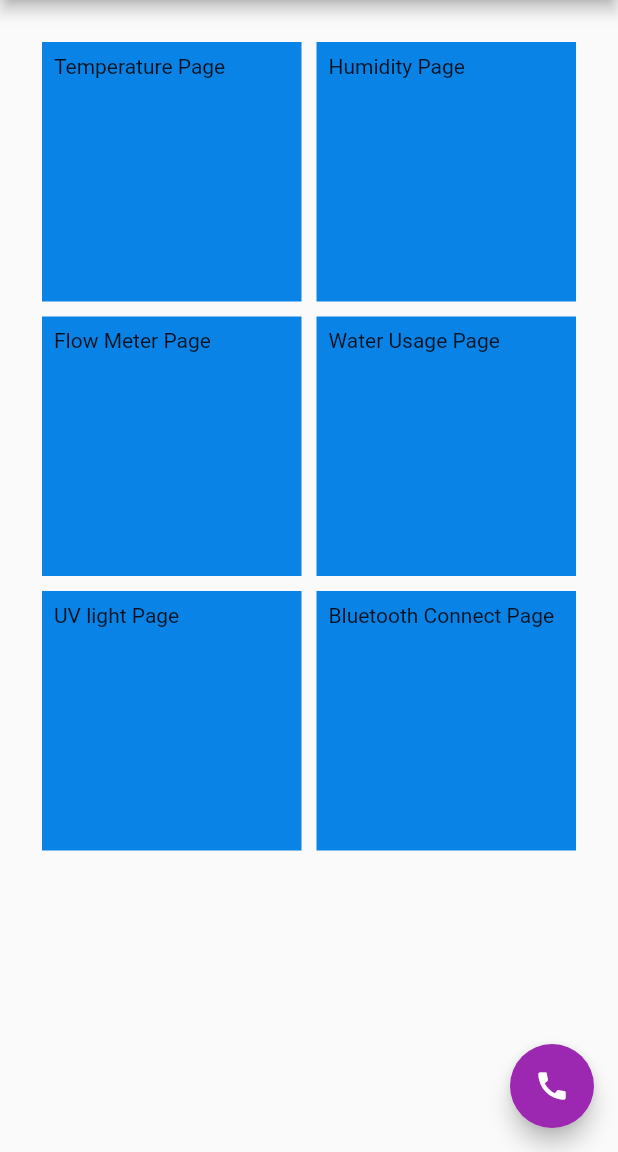
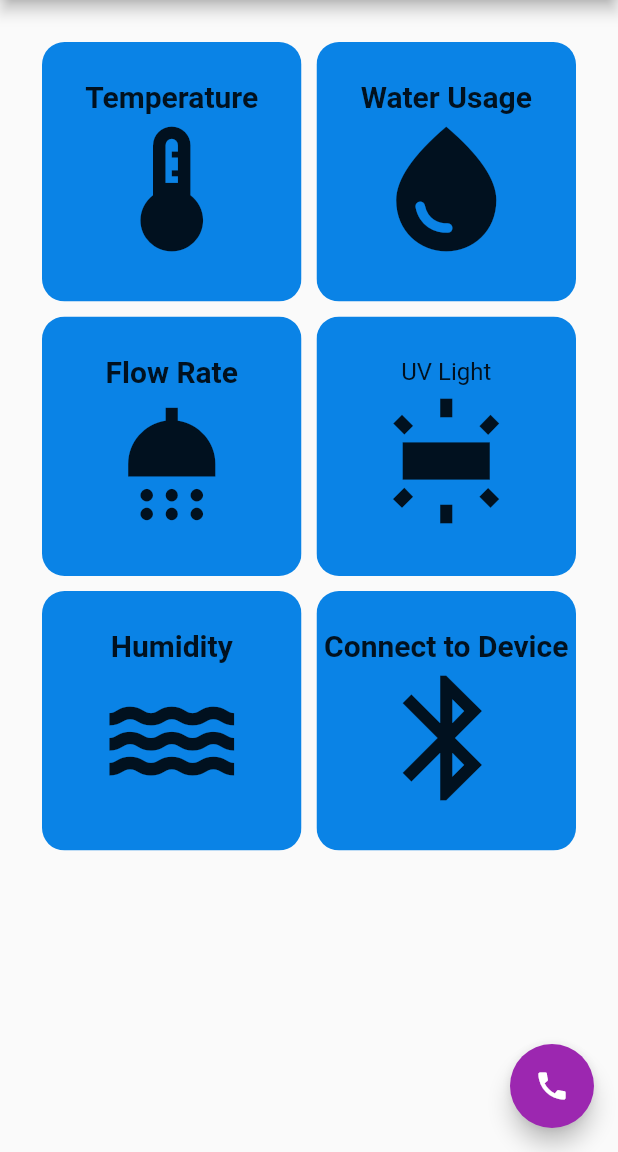
Before and after one commit to jpenolio75/smart_shower_head, a Flutter app: the HomeScreen screen opened directly, on a phone screen of 412 x 824 dp, the part 84-1236 px from its top. Run offline on Flutter 3.47's test engine with Material 2 defaults, Android fonts, the phone set to English and light mode, and no system bars; missing offline and left inert: alan_voice, flutter_phone_direct_caller.

```diff
--- a/lib/main.dart
+++ b/lib/main.dart
@@ -100,83 +100,155 @@ class HomeScreen extends StatelessWidget {
           mainAxisSpacing: 10,
           crossAxisCount: 2,
           children: <Widget>[
-            InkWell(
-              child: Container (
-                padding: const EdgeInsets.all(8),
-                color: const Color.fromARGB(255, 10, 131, 230),
-                child: const Text("Temperature Page"),
-              ),
+            SizedBox.fromSize(
+              size: const Size(56, 56), // button width and height
+              child: ClipRRect(
+                borderRadius: BorderRadius.circular(15),
+                child: Material(
+                  color: const Color.fromARGB(255, 10, 131, 230), // button color
+                  child: InkWell(
+                    splashColor: Colors.white, // splash color
                     onTap: () {
                       Navigator.push(
                         context,
                         MaterialPageRoute(builder: (context) => const TemperaturePage()),
                       );
-              },
+                    }, // button pressed
+                    child: Column(
+                      mainAxisAlignment: MainAxisAlignment.center,
+                      children: const <Widget>[
+                        Text("Temperature", style: TextStyle(fontWeight: FontWeight.bold, fontSize: 20)),
+                        Icon(Icons.thermostat, size: 100), // icon // text
+                      ],
                     ),
-            InkWell(
-              child: Container (
-                padding: const EdgeInsets.all(8),
-                color: const Color.fromARGB(255, 10, 131, 230),
-                child: const Text("Humidity Page"),
                   ),
+                ),
+              ),
+            ),
+            SizedBox.fromSize(
+              size: const Size(56, 56), // button width and height
+              child: ClipRRect(
+                borderRadius: BorderRadius.circular(15),
+                child: Material(
+                  color: const Color.fromARGB(255, 10, 131, 230), // button color
+                  child: InkWell(
+                    splashColor: Colors.white, // splash color
+                    onTap: () {
+                      Navigator.push(
+                        context,
+                        MaterialPageRoute(builder: (context) => const WaterUsePage()),
+                      );
+                    }, // button pressed
+                    child: Column(
+                      mainAxisAlignment: MainAxisAlignment.center,
+                      children: const <Widget>[
+                        Text("Water Usage", style: TextStyle(fontWeight: FontWeight.bold, fontSize: 20)),
+                        Icon(Icons.water_drop, size: 100), // icon // text
+                      ],
+                    ),
+                  ),
+                ),
+              ),
+            ),
+            SizedBox.fromSize(
+              size: const Size(56, 56), // button width and height
+              child: ClipRRect(
+                borderRadius: BorderRadius.circular(15),
+                child: Material(
+                  color: const Color.fromARGB(255, 10, 131, 230), // button color
+                  child: InkWell(
+                    splashColor: Colors.white, // splash color
+                    onTap: () {
+                      Navigator.push(
+                        context,
+                        MaterialPageRoute(builder: (context) => const FlowMeterPage()),
+                      );
+                    }, // button pressed
+                    child: Column(
+                      mainAxisAlignment: MainAxisAlignment.center,
+                      children: const <Widget>[
+                        Text("Flow Rate", style: TextStyle(fontWeight: FontWeight.bold, fontSize: 20)),
+                        Icon(Icons.shower, size: 100), // icon // text
+                      ],
+                    ),
+                  ),
+                ),
+              ),
+            ),
+            SizedBox.fromSize(
+              size: const Size(56, 56), // button width and height
+              child: ClipRRect(
+                borderRadius: BorderRadius.circular(15),
+                child: Material(
+                  color: const Color.fromARGB(255, 10, 131, 230), // button color
+                  child: InkWell(
+                    splashColor: Colors.white, // splash color
+                    onTap: () {
+                      Navigator.push(
+                        context,
+                        MaterialPageRoute(builder: (context) => const UVLightPage()),
+                      );
+                    }, // button pressed
+                    child: Column(
+                      mainAxisAlignment: MainAxisAlignment.center,
+                      children: const <Widget>[
+                        Text("UV Light", style: TextStyle(fontSize: 16)),
+                        Icon(Icons.fluorescent, size: 100), // icon // text
+                      ],
+                    ),
+                  ),
+                ),
+              ),
+            ),
+            SizedBox.fromSize(
+              size: const Size(56, 56), // button width and height
+              child: ClipRRect(
+                borderRadius: BorderRadius.circular(15),
+                child: Material(
+                  color: const Color.fromARGB(255, 10, 131, 230), // button color
+                  child: InkWell(
+                    splashColor: Colors.white, // splash color
                     onTap: () {
                       Navigator.push(
                         context,
                         MaterialPageRoute(builder: (context) => const HumidityPage()),
                       );
-              },
+                    }, // button pressed
+                    child: Column(
+                      mainAxisAlignment: MainAxisAlignment.center,
+                      children: const <Widget>[
+                        Text("Humidity", style: TextStyle(fontWeight: FontWeight.bold, fontSize: 20)),
+                        Icon(Icons.water, size: 100), // icon // text
+                      ],
                     ),
-            InkWell(
-              child: Container (
-                padding: const EdgeInsets.all(8),
-                color: const Color.fromARGB(255, 10, 131, 230),
-                child: const Text("Flow Meter Page"),
                   ),
-              onTap: () {
-                Navigator.push(
-                  context,
-                  MaterialPageRoute(builder: (context) => const FlowMeterPage()),
-                );
-              },
                 ),
-            InkWell(
-              child: Container (
-                padding: const EdgeInsets.all(8),
-                color: const Color.fromARGB(255, 10, 131, 230),
-                child: const Text("Water Usage Page"),
               ),
-              onTap: () {
-                Navigator.push(
-                  context,
-                  MaterialPageRoute(builder: (context) => const WaterUsePage()),
-                );
-              },
             ),
-            InkWell(
-              child: Container (
-                padding: const EdgeInsets.all(8),
-                color: const Color.fromARGB(255, 10, 131, 230),
-                child: const Text("UV light Page"),
-              ),
-              onTap: () {
-                Navigator.push(
-                  context,
-                  MaterialPageRoute(builder: (context) => const UVLightPage()),
-                );
-              },
-            ),
-            InkWell(
-              child: Container (
-                padding: const EdgeInsets.all(8),
-                color: const Color.fromARGB(255, 10, 131, 230),
-                child: const Text("Bluetooth Connect Page"),
-              ),
+            SizedBox.fromSize(
+              size: const Size(56, 56), // button width and height
+              child: ClipRRect(
+                borderRadius: BorderRadius.circular(15),
+                child: Material(
+                  color: const Color.fromARGB(255, 10, 131, 230), // button color
+                  child: InkWell(
+                    splashColor: Colors.white, // splash color
                     onTap: () {
                       Navigator.push(
                         context,
                         MaterialPageRoute(builder: (context) => const BluetoothConnectPage()),
                       );
-              },
+                    }, // button pressed
+                    child: Column(
+                      mainAxisAlignment: MainAxisAlignment.center,
+                      children: const <Widget>[
+                        Text("Connect to Device", style: TextStyle(fontWeight: FontWeight.bold, fontSize: 20)),
+                        Icon(Icons.bluetooth, size: 100), // icon // text
+                      ],
+                    ),
+                  ),
+                ),
+              ),
             ),
           ],
         ),
```
Lines whose indentation alone changed are shown as unchanged.
